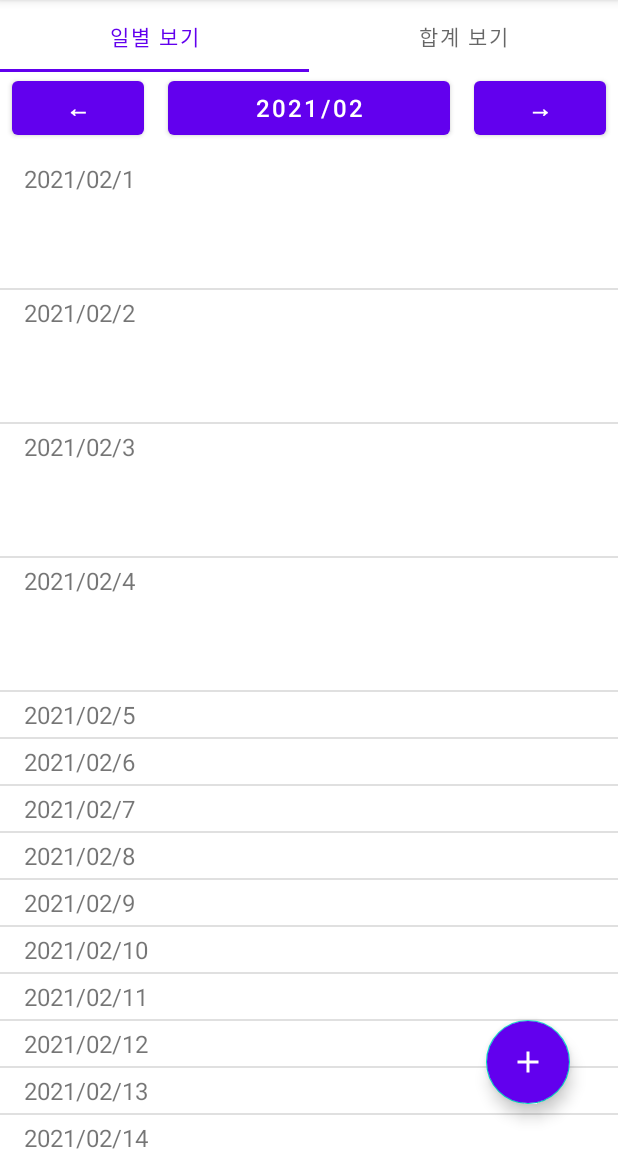
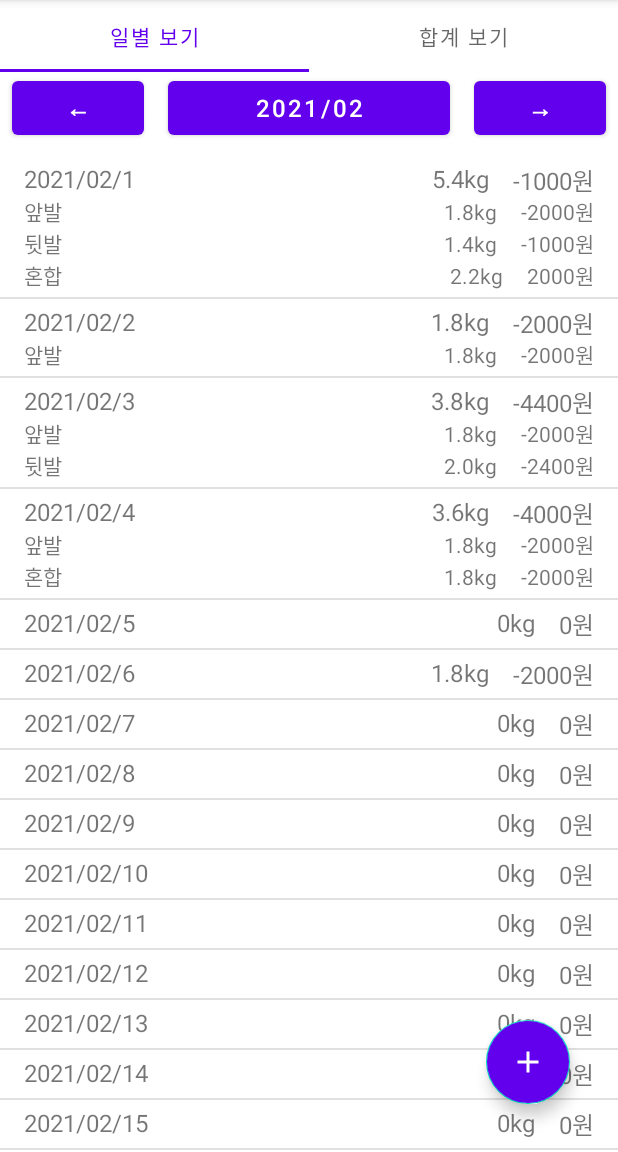
Before and after one commit to mbkim95/JokbalManager, an Android app: the screen it shows after launch (MainActivity), after a tap on "2021/02/4", on a phone screen of 412 x 824 dp, the part 84-1236 px from its top. Run offline under Robolectric (Android 15) with nearby library versions, the phone set to English and light mode, and no system bars; 3 other taps on this screen came first.

Commit message:
Daily 주문 정보 보기 구현

```diff
--- a/app/src/main/java/com/example/jokbalmanager/adapter/DailyAdapter.kt
+++ b/app/src/main/java/com/example/jokbalmanager/adapter/DailyAdapter.kt
@@ -4,9 +4,13 @@ import android.view.LayoutInflater
 import android.view.View
 import android.view.ViewGroup
 import androidx.recyclerview.widget.RecyclerView
+import com.example.jokbalmanager.R
 import com.example.jokbalmanager.databinding.DailyItemBinding
+import com.example.jokbalmanager.model.DayOrder
+import com.example.jokbalmanager.model.Jok
+import com.example.jokbalmanager.model.Order
 
-class DailyAdapter(private var dates: List<String>) :
+class DailyAdapter(private var dates: List<DayOrder>) :
     RecyclerView.Adapter<DailyAdapter.DailyViewHolder>() {
     private lateinit var binding: DailyItemBinding
 
@@ -21,7 +25,7 @@ class DailyAdapter(private var dates: List<String>) :
 
     override fun getItemCount(): Int = dates.size
 
-    fun setDates(dates: List<String>) {
+    fun setDates(dates: List<DayOrder>) {
         this.dates = dates
         notifyDataSetChanged()
     }
@@ -29,9 +33,10 @@ class DailyAdapter(private var dates: List<String>) :
     class DailyViewHolder(private val binding: DailyItemBinding) :
         RecyclerView.ViewHolder(binding.root) {
 
-        fun bind(date: String) {
+        fun bind(day: DayOrder) {
             binding.apply {
-                dateText.text = date
+                dateText.text = day.date
+                bindOrderDetail(day.orders)
                 root.setOnClickListener {
                     orderDetailLayout.visibility = when (orderDetailLayout.visibility) {
                         View.VISIBLE -> View.GONE
@@ -40,5 +45,59 @@ class DailyAdapter(private var dates: List<String>) :
                 }
             }
         }
+
+        private fun calculateBalance(order: Order): Int {
+            return ((order.price * order.weight).toInt() - order.deposit)
+        }
+
+        private fun bindOrderDetail(orders: List<Order>) {
+            if (orders.isEmpty()) {
+                binding.apply {
+                    totalWeightText.text = root.context.getText(R.string.zero_weight)
+                    totalBalanceText.text = root.context.getText(R.string.zero_balance)
+                    front.root.visibility = View.GONE
+                    back.root.visibility = View.GONE
+                    mix.root.visibility = View.GONE
+                }
+                return
+            }
+
+            var totalWeight = 0.0
+            var totalBalance = 0
+            orders.forEach {
+                totalWeight += it.weight
+                totalBalance += calculateBalance(it)
+                when (it.type) {
+                    Jok.FRONT -> {
+                        binding.front.apply {
+                            root.visibility = View.VISIBLE
+                            orderTypeText.text = root.context.getString(R.string.front_leg)
+                            weightText.text = "${it.weight}kg"
+                            balanceText.text = "${calculateBalance(it)}원"
+                        }
+                    }
+                    Jok.BACK -> {
+                        binding.back.apply {
+                            root.visibility = View.VISIBLE
+                            orderTypeText.text = root.context.getString(R.string.back_leg)
+                            weightText.text = "${it.weight}kg"
+                            balanceText.text = "${calculateBalance(it)}원"
+                        }
+                    }
+                    Jok.MIX -> {
+                        binding.mix.apply {
+                            root.visibility = View.VISIBLE
+                            orderTypeText.text = root.context.getString(R.string.mix_leg)
+                            weightText.text = "${it.weight}kg"
+                            balanceText.text = "${calculateBalance(it)}원"
+                        }
+                    }
+                }
+            }
+            binding.apply {
+                totalWeightText.text = "${totalWeight}kg"
+                totalBalanceText.text = "${totalBalance}원"
+            }
+        }
     }
 }
--- /dev/null
+++ b/app/src/main/java/com/example/jokbalmanager/model/DayOrder.kt
@@ -0,0 +1,3 @@
+package com.example.jokbalmanager.model
+
+data class DayOrder(var date: String, var orders: List<Order>)
--- a/app/src/main/java/com/example/jokbalmanager/model/Order.kt
+++ b/app/src/main/java/com/example/jokbalmanager/model/Order.kt
@@ -5,7 +5,6 @@ enum class Jok {
 }
 
 data class Order(
-    var date: String,
     var type: Jok,
     var price: Int,
     var weight: Double,
--- a/app/src/main/java/com/example/jokbalmanager/model/dummyData.kt
+++ b/app/src/main/java/com/example/jokbalmanager/model/dummyData.kt
@@ -1,14 +1,124 @@
 package com.example.jokbalmanager.model
 
-val dummy = listOf(
-    Order("2021/02/01", Jok.FRONT, 10000, 1.8, 20000),
-    Order("2021/02/01", Jok.MIX, 10000, 2.2, 20000),
-    Order("2021/02/01", Jok.BACK, 10000, 1.4, 15000),
-    Order("2021/02/02", Jok.FRONT, 10000, 1.8, 20000),
-    Order("2021/02/03", Jok.BACK, 7800, 2.0, 18000),
-    Order("2021/02/03", Jok.FRONT, 10000, 1.8, 20000),
-    Order("2021/02/04", Jok.FRONT, 10000, 1.8, 20000),
-    Order("2021/02/04", Jok.MIX, 10000, 1.8, 20000),
-    Order("2021/02/06", Jok.FRONT, 10000, 1.8, 20000),
-    Order("2021/02/07", Jok.MIX, 10000, 1.8, 20000),
+val dummyData = listOf(
+    DayOrder(
+        "2021/02/1", listOf(
+            Order(Jok.FRONT, 10000, 1.8, 20000),
+            Order(Jok.MIX, 10000, 2.2, 20000),
+            Order(Jok.BACK, 10000, 1.4, 15000),
+        )
+    ),
+    DayOrder(
+        "2021/02/2", listOf(Order(Jok.FRONT, 10000, 1.8, 20000))
+    ),
+    DayOrder(
+        "2021/02/3", listOf(
+            Order(Jok.BACK, 7800, 2.0, 18000),
+            Order(Jok.FRONT, 10000, 1.8, 20000),
+        )
+    ),
+    DayOrder(
+        "2021/02/4",
+        listOf(
+            Order(Jok.FRONT, 10000, 1.8, 20000),
+            Order(Jok.MIX, 10000, 1.8, 20000),
+        )
+    ),
+    DayOrder(
+        "2021/02/5",
+        listOf()
+    ),
+    DayOrder(
+        "2021/02/6", listOf(
+            Order(Jok.FRONT, 10000, 1.8, 20000)
+        )
+    ),
+    DayOrder(
+        "2021/02/7",
+        listOf()
+    ),
+    DayOrder(
+        "2021/02/8",
+        listOf()
+    ),
+    DayOrder(
+        "2021/02/9",
+        listOf()
+    ),
+    DayOrder(
+        "2021/02/10",
+        listOf()
+    ),
+    DayOrder(
+        "2021/02/11",
+        listOf()
+    ),
+    DayOrder(
+        "2021/02/12",
+        listOf()
+    ),
+    DayOrder(
+        "2021/02/13",
+        listOf()
+    ),
+    DayOrder(
+        "2021/02/14",
+        listOf()
+    ),
+    DayOrder(
+        "2021/02/15",
+        listOf()
+    ),
+    DayOrder(
+        "2021/02/16",
+        listOf()
+    ),
+    DayOrder(
+        "2021/02/17",
+        listOf()
+    ),
+    DayOrder(
+        "2021/02/18",
+        listOf()
+    ),
+    DayOrder(
+        "2021/02/19",
+        listOf()
+    ),
+    DayOrder(
+        "2021/02/20",
+        listOf()
+    ),
+    DayOrder(
+        "2021/02/21",
+        listOf()
+    ),
+    DayOrder(
+        "2021/02/22",
+        listOf()
+    ),
+    DayOrder(
+        "2021/02/23",
+        listOf()
+    ),
+    DayOrder(
+        "2021/02/24",
+        listOf()
+    ),
+    DayOrder(
+        "2021/02/25",
+        listOf()
+    ),
+    DayOrder(
+        "2021/02/26",
+        listOf()
+    ),
+    DayOrder(
+        "2021/02/27",
+        listOf()
+    ),
+    DayOrder(
+        "2021/02/28",
+        listOf()
+    ),
 )
--- a/app/src/main/java/com/example/jokbalmanager/view/DailyFragment.kt
+++ b/app/src/main/java/com/example/jokbalmanager/view/DailyFragment.kt
@@ -9,8 +9,7 @@ import androidx.fragment.app.viewModels
 import androidx.recyclerview.widget.DividerItemDecoration
 import com.example.jokbalmanager.adapter.DailyAdapter
 import com.example.jokbalmanager.databinding.FragmentDailyBinding
-import com.example.jokbalmanager.util.getDaysOfPreviousMonth
-import com.example.jokbalmanager.util.getPreviousMonth
+import com.example.jokbalmanager.model.dummyData
 import com.example.jokbalmanager.util.getTodayMonth
 import com.example.jokbalmanager.viewmodel.DailyViewModel
 
@@ -18,7 +17,7 @@ class DailyFragment : Fragment() {
     private var _binding: FragmentDailyBinding? = null
     private val binding get() = _binding!!
     private val dailyAdapter by lazy {
-        DailyAdapter(getDaysOfPreviousMonth(0))
+        DailyAdapter(dummyData)
     }
     private val viewModel: DailyViewModel by viewModels()
 
@@ -37,10 +36,10 @@ class DailyFragment : Fragment() {
     }
 
     private fun observeData() {
-        viewModel.count.observe(viewLifecycleOwner) {
-            dailyAdapter.setDates(getDaysOfPreviousMonth(it))
-            binding.currentMonthText.text = getPreviousMonth(it)
-        }
+//        viewModel.count.observe(viewLifecycleOwner) {
+//            dailyAdapter.setDates(getDaysOfPreviousMonth(it))
+//            binding.currentMonthText.text = getPreviousMonth(it)
+//        }
     }
 
     private fun initializeView() {
--- a/app/src/main/res/layout/daily_item.xml
+++ b/app/src/main/res/layout/daily_item.xml
@@ -17,6 +17,28 @@
         app:layout_constraintStart_toStartOf="parent"
         app:layout_constraintTop_toTopOf="parent" />
 
+    <TextView
+        android:id="@+id/total_weight_text"
+        android:layout_width="wrap_content"
+        android:layout_height="wrap_content"
+        android:layout_marginEnd="16dp"
+        android:text="@string/zero_weight"
+        android:textSize="16sp"
+        app:layout_constraintEnd_toStartOf="@id/total_balance_text"
+        app:layout_constraintTop_toTopOf="parent"
+        tools:text="1.8kg" />
+
+    <TextView
+        android:id="@+id/total_balance_text"
+        android:layout_width="wrap_content"
+        android:layout_height="wrap_content"
+        android:layout_marginEnd="16dp"
+        android:text="@string/zero_balance"
+        android:textSize="16sp"
+        app:layout_constraintEnd_toEndOf="parent"
+        app:layout_constraintTop_toTopOf="parent"
+        tools:text="+2000" />
+
     <!--    TODO: 보여주면 좋을 정보 추려서 레이아웃 만들어야함 -->
     <LinearLayout
         android:id="@+id/order_detail_layout"
@@ -28,19 +50,25 @@
         tools:visibility="visible">
 
         <include
+            android:id="@+id/front"
             layout="@layout/daily_detail_item"
             android:layout_width="match_parent"
-            android:layout_height="wrap_content" />
+            android:layout_height="wrap_content"
+            android:visibility="gone" />
 
         <include
+            android:id="@+id/back"
             layout="@layout/daily_detail_item"
             android:layout_width="match_parent"
-            android:layout_height="wrap_content" />
+            android:layout_height="wrap_content"
+            android:visibility="gone" />
 
         <include
+            android:id="@+id/mix"
             layout="@layout/daily_detail_item"
             android:layout_width="match_parent"
-            android:layout_height="wrap_content" />
+            android:layout_height="wrap_content"
+            android:visibility="gone" />
 
     </LinearLayout>
 
--- a/app/src/main/res/values/strings.xml
+++ b/app/src/main/res/values/strings.xml
@@ -4,4 +4,9 @@
     <string name="left_arrow">←</string>
     <string name="right_arrow">→</string>
     <string name="day_format">%d월 %d일</string>
+    <string name="front_leg">앞발</string>
+    <string name="back_leg">뒷발</string>
+    <string name="mix_leg">혼합</string>
+    <string name="zero_balance">0원</string>
+    <string name="zero_weight">0kg</string>
 </resources>
```
